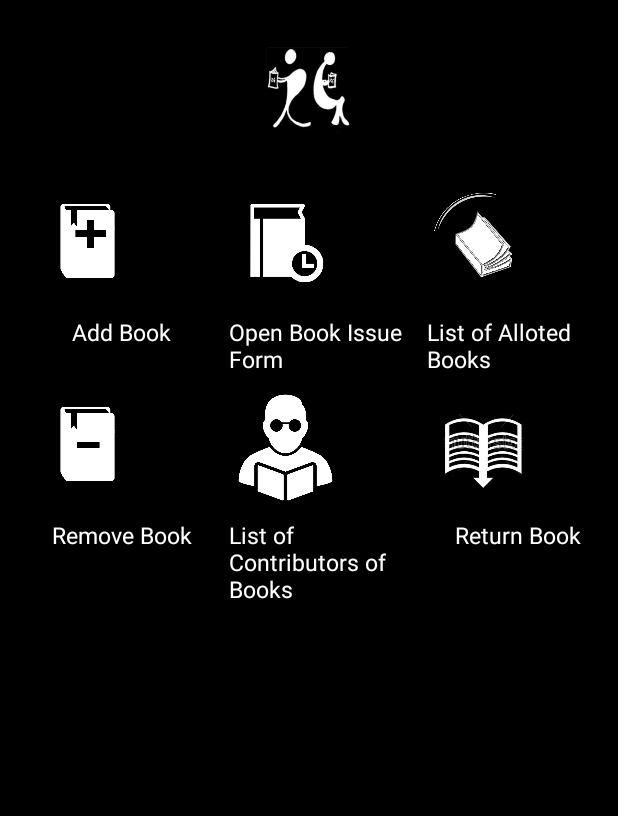
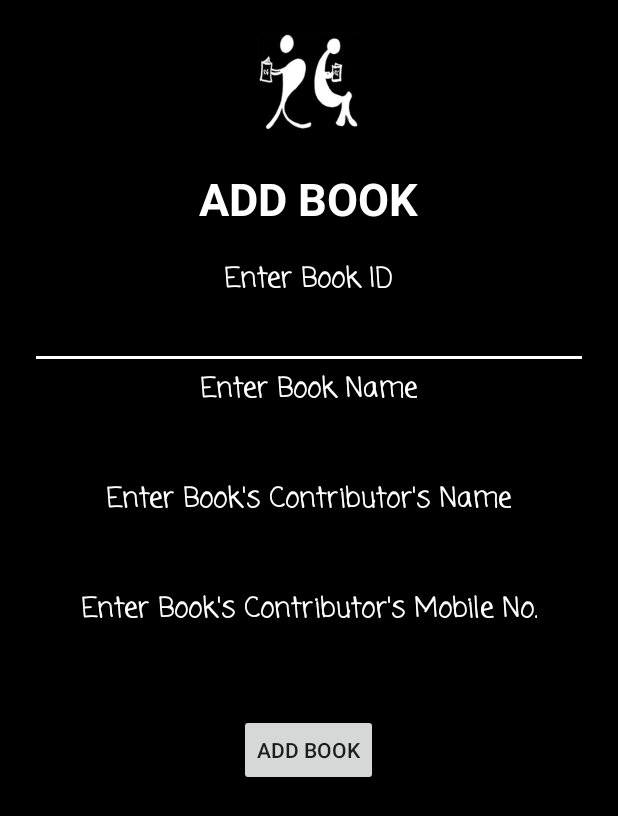
Before and after one commit to vrindasinghal/Reader-s-Guild-App, an Android app: the AdminMainActivity screen opened directly, with no data from a screen before it, after a tap on "Add Book", on a phone screen of 412 x 824 dp. Shown: the top 816 px of the screen. Run offline under Robolectric (Android 15) with nearby library versions, the phone set to English and light mode, and no system bars.

Commit message:
19 Junly'17

```diff
--- a/Reader'sGuild/app/src/main/AndroidManifest.xml
+++ b/Reader'sGuild/app/src/main/AndroidManifest.xml
@@ -27,6 +27,8 @@
             android:name=".MainActivity"
             android:label="@string/app_name"></activity>
 
+        <activity android:name=".AddBookActivity"></activity>
+
         <activity android:name=".AdminUserActivity"></activity>
 
         <activity android:name=".SignUpActivity"></activity>
--- /dev/null
+++ b/Reader'sGuild/app/src/main/java/com/readersguild/readersguild/AddBookActivity.java
@@ -0,0 +1,29 @@
+package com.readersguild.readersguild;
+
+import android.os.Bundle;
+import android.support.v7.app.AppCompatActivity;
+import android.view.View;
+import android.widget.Button;
+
+/**
+ * Created by vrinda on 19-07-2017.
+ */
+
+public class AddBookActivity extends AppCompatActivity {
+
+    private Button addBook;
+
+    protected void onCreate(Bundle savedInstanceState) {
+        super.onCreate(savedInstanceState);
+        setContentView(R.layout.activity_add_book);
+
+        addBook= (Button) findViewById(R.id.btn_addBook);
+
+        addBook.setOnClickListener(new View.OnClickListener() {
+            @Override
+            public void onClick(View view) {
+
+            }
+        });
+    }
+}
--- a/Reader'sGuild/app/src/main/java/com/readersguild/readersguild/AdminMainActivity.java
+++ b/Reader'sGuild/app/src/main/java/com/readersguild/readersguild/AdminMainActivity.java
@@ -1,11 +1,11 @@
 package com.readersguild.readersguild;
 
+import android.content.Intent;
 import android.os.Bundle;
 import android.support.v7.app.AppCompatActivity;
 import android.view.View;
 import android.widget.AdapterView;
 import android.widget.GridView;
-import android.widget.Toast;
 
 /**
  * Created by vrinda on 18-07-2017.
@@ -14,10 +14,9 @@ import android.widget.Toast;
 public class AdminMainActivity extends AppCompatActivity {
 
     GridView grid;
-    String[] web = {"Add Book","Open Book Issue Form","List of Alloted Books","Remove Book","List of Contributors of Books",
+    String[] web = {"Add Book", "Open Book Issue Form", "List of Alloted Books", "Remove Book", "List of Contributors of Books",
             "Return Book"};
     int[] imageId = {
-
             R.drawable.rg_add_book,
             R.drawable.rg_book_issue_form,
             R.drawable.rg_alloted_books,
@@ -25,6 +24,7 @@ public class AdminMainActivity extends AppCompatActivity {
             R.drawable.rg_book_contributors,
             R.drawable.rg_return_book,
     };
+
     @Override
     protected void onCreate(Bundle savedInstanceState) {
         super.onCreate(savedInstanceState);
@@ -37,7 +37,11 @@ public class AdminMainActivity extends AppCompatActivity {
         grid.setOnItemClickListener(new AdapterView.OnItemClickListener() {
             @Override
             public void onItemClick(AdapterView<?> adapterView, View view, int i, long l) {
-                Toast.makeText(AdminMainActivity.this, "You Clicked at " + web[+i], Toast.LENGTH_SHORT).show();
+                //Toast.makeText(AdminMainActivity.this, "You Clicked at " + web[+i], Toast.LENGTH_SHORT).show();
+                if (i == 0) {
+                    Intent intent = new Intent(AdminMainActivity.this, AddBookActivity.class);
+                    startActivity(intent);
+                }
             }
         });
     }
--- a/Reader'sGuild/app/src/main/java/com/readersguild/readersguild/DataHelpAdminLogin.java
+++ b/Reader'sGuild/app/src/main/java/com/readersguild/readersguild/DataHelpAdminLogin.java
@@ -13,7 +13,6 @@ import android.util.Log;
 public class DataHelpAdminLogin {
     /* Initialization SQLiteDatabase & create reference variable */
     SQLiteDatabase db;
-
     /* Database open/upgrade helper*/
     SQLiteOpenHelper mhelper;
     MyOpenHelper myhelp;
@@ -21,7 +20,6 @@ public class DataHelpAdminLogin {
      * Context of the application using the database.
      */
     Context context;
-    Cursor c1;
 
     public DataHelpAdminLogin(Context con) {
 
--- a/Reader'sGuild/app/src/main/java/com/readersguild/readersguild/MyOpenHelper.java
+++ b/Reader'sGuild/app/src/main/java/com/readersguild/readersguild/MyOpenHelper.java
@@ -15,6 +15,7 @@ public class MyOpenHelper extends SQLiteOpenHelper {
 
     public static final String adminMaster = "adminTable";
     public static final String userMaster = "userTable";
+    public static final String bookMaster = "bookTable";
 
     public MyOpenHelper(Context context) {
         super(context, DATABASE_NAME, null, DATABASE_VERSION);
@@ -26,7 +27,10 @@ public class MyOpenHelper extends SQLiteOpenHelper {
                 + "(adminID INTEGER PRIMARY KEY,admin_password TEXT)");
 
         db.execSQL("CREATE TABLE IF NOT EXISTS" + userMaster
-                +"(mobileNo INTEGER PRIMARY KEY,user_name TEXT,user_email TEXT,user_password TEXT,user_branch TEXT, user_rollno INTEGER, user_hostel TEXT,user_roomNo TEXT)");
+                + "(user_mobileNo INTEGER PRIMARY KEY,user_name TEXT,user_email TEXT,user_password TEXT,user_branch TEXT, user_rollno INTEGER, user_hostel TEXT,user_roomNo TEXT)");
+
+        db.execSQL("CREATE TABLE IF NOT EXISTS " + bookMaster
+                + "(bookId INTEGER PRIMARY KEY,book_name TEXT,contributors_name TEXT,contributors_mobile_no INTEGER)");
     }
 
     @Override
--- /dev/null
+++ b/Reader'sGuild/app/src/main/res/layout/activity_add_book.xml
@@ -0,0 +1,104 @@
+<?xml version="1.0" encoding="utf-8"?>
+<LinearLayout xmlns:android="http://schemas.android.com/apk/res/android"
+    android:layout_width="match_parent"
+    android:layout_height="match_parent"
+    android:layout_gravity="center"
+    android:background="#000000"
+    android:orientation="vertical"
+    android:padding="20dp">
+
+    <ImageView
+        android:layout_width="wrap_content"
+        android:layout_height="72dp"
+        android:layout_gravity="center_horizontal"
+        android:layout_marginBottom="10dp"
+        android:src="@drawable/rg_icon" />
+
+    <TextView
+        android:layout_width="wrap_content"
+        android:layout_height="wrap_content"
+        android:layout_gravity="center_horizontal"
+        android:layout_marginBottom="10dp"
+        android:padding="10dp"
+        android:text="ADD BOOK"
+        android:textColor="#ffffff"
+        android:textSize="30sp"
+        android:textStyle="bold" />
+
+    <TextView
+        android:layout_width="wrap_content"
+        android:layout_height="wrap_content"
+        android:layout_gravity="center_horizontal"
+        android:fontFamily="casual"
+        android:text="Enter Book ID"
+        android:textColor="#ffffff"
+        android:textSize="18sp"
+        android:textStyle="bold" />
+
+    <EditText
+        android:layout_width="match_parent"
+        android:layout_height="wrap_content"
+        android:layout_gravity="center"
+        android:inputType="number"
+        android:textColor="#ffffff" />
+
+    <TextView
+        android:layout_width="wrap_content"
+        android:layout_height="wrap_content"
+        android:layout_gravity="center_horizontal"
+        android:fontFamily="casual"
+        android:text="Enter Book Name"
+        android:textColor="#ffffff"
+        android:textSize="18sp"
+        android:textStyle="bold" />
+
+    <EditText
+        android:layout_width="match_parent"
+        android:layout_height="wrap_content"
+        android:layout_gravity="center"
+        android:inputType="text"
+        android:textColor="#ffffff" />
+
+    <TextView
+        android:layout_width="wrap_content"
+        android:layout_height="wrap_content"
+        android:layout_gravity="center_horizontal"
+        android:fontFamily="casual"
+        android:text="Enter Book's Contributor's Name"
+        android:textColor="#ffffff"
+        android:textSize="18sp"
+        android:textStyle="bold" />
+
+    <EditText
+        android:layout_width="match_parent"
+        android:layout_height="wrap_content"
+        android:layout_gravity="center"
+        android:inputType="text"
+        android:textColor="#ffffff" />
+
+    <TextView
+        android:layout_width="wrap_content"
+        android:layout_height="wrap_content"
+        android:layout_gravity="center_horizontal"
+        android:fontFamily="casual"
+        android:text="Enter Book's Contributor's Mobile No."
+        android:textColor="#ffffff"
+        android:textSize="18sp"
+        android:textStyle="bold" />
+
+    <EditText
+        android:layout_width="match_parent"
+        android:layout_height="wrap_content"
+        android:layout_gravity="center"
+        android:inputType="number"
+        android:textColor="#ffffff" />
+
+    <Button
+        android:id="@+id/btn_addBook"
+        android:layout_width="wrap_content"
+        android:layout_height="wrap_content"
+        android:layout_gravity="center"
+        android:layout_marginTop="10dp"
+        android:text="Add Book" />
+
+</LinearLayout>
```
Also changed, not shown: Reader'sGuild/app/src/main/java/com/readersguild/readersguild/DataHelpAddBook.java (added, +45 -0 lines), Reader'sGuild/app/src/main/java/com/readersguild/readersguild/DataHelpUserLogin.java (added, +45 -0 lines), Reader'sGuild/app/src/main/java/com/readersguild/readersguild/SignUpActivity.java (+18 -0 lines).
